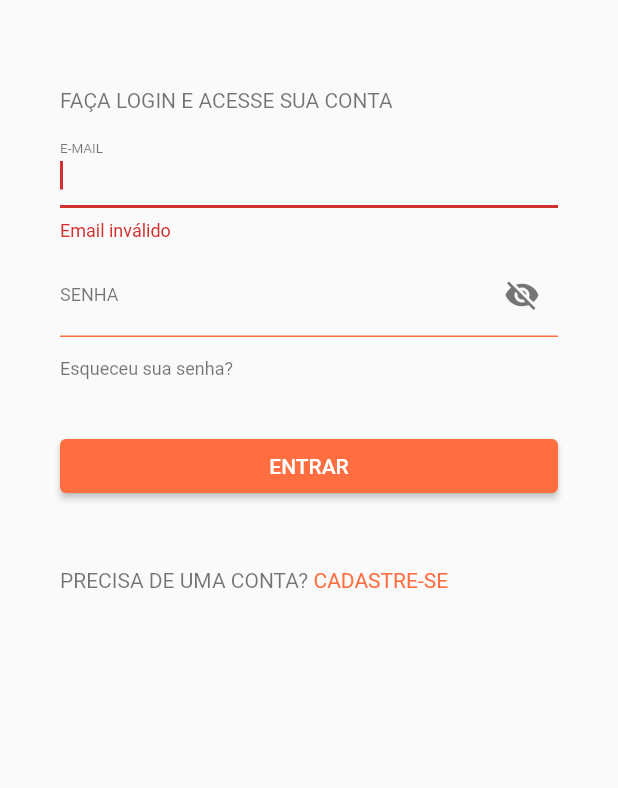
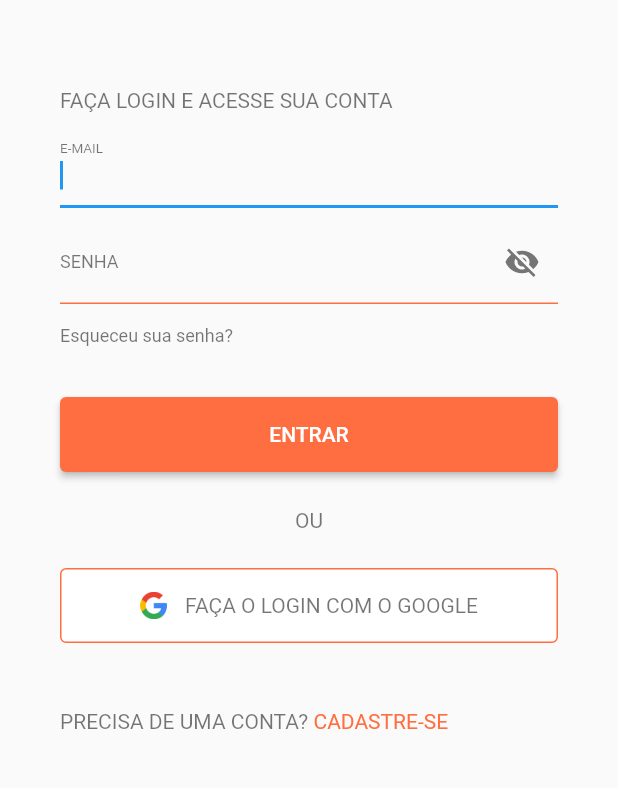
Before and after one commit to figueiredocamila/share-app, a Flutter app: the screen it shows after launch, after a tap on "ENTRAR", on a phone screen of 412 x 824 dp, the part 227-1015 px from its top. Run offline on Flutter 3.47's test engine with Material 2 defaults, Android fonts, the phone set to English and light mode, and no system bars; our stand-ins replace email_validator, firebase_auth, firebase_core, google_sign_in, validators; missing offline and left inert: cpf_cnpj_validator; accounts and stored records are empty.

Commit message:
feat: create sign in service

```diff
--- a/lib/main.dart
+++ b/lib/main.dart
@@ -1,6 +1,5 @@
 import 'dart:async';
 
-import 'package:firebase_auth/firebase_auth.dart';
 import 'package:firebase_core/firebase_core.dart';
 import 'package:flutter/material.dart';
 import 'package:share_app/config/routes/app_routes.dart';
@@ -10,8 +9,6 @@ Future<void> main() async {
   WidgetsFlutterBinding.ensureInitialized();
   await Firebase.initializeApp();
 
-// Ideal time to initialize
-  await FirebaseAuth.instance.useAuthEmulator('localhost', 9099);
   String initialRoute = await InitialRoute().initialize();
 
   runApp(ShareApp(initialRoute: initialRoute));
--- a/lib/src/module/sign_in/index/controller/sign_in_controller.dart
+++ b/lib/src/module/sign_in/index/controller/sign_in_controller.dart
@@ -1,13 +1,89 @@
+import 'package:firebase_auth/firebase_auth.dart';
 import 'package:flutter/material.dart';
+import 'package:share_app/config/exceptions/auth_exceptions.dart';
+import 'package:share_app/src/module/dashboard/index/page/dashboard_page.dart';
 import 'package:share_app/src/module/sign_up/index/page/sign_up_page.dart';
+import 'package:google_sign_in/google_sign_in.dart';
 
 class SignInController {
   final TextEditingController emailController = TextEditingController();
   final TextEditingController passwordController = TextEditingController();
+  final FirebaseAuth _auth = FirebaseAuth.instance;
+  final AuthException authException = AuthException();
 
-  void signIn() {
-    print(emailController.text);
-    print(passwordController.text);
+  String helperText = '';
+
+  void dispose() {
+    emailController.dispose();
+    passwordController.dispose();
+  }
+
+  void setHelperText(String message) {
+    helperText = message;
+  }
+
+  void signInWithGoogle(context) async {
+    try {
+      final GoogleSignInAccount? googleUser = await GoogleSignIn().signIn();
+
+      final GoogleSignInAuthentication googleAuth =
+          await googleUser!.authentication;
+
+      final OAuthCredential credential = GoogleAuthProvider.credential(
+        accessToken: googleAuth.accessToken,
+        idToken: googleAuth.idToken,
+      );
+
+      UserCredential userCredential =
+          await _auth.signInWithCredential(credential);
+
+      if (userCredential.user != null) {
+        goToDashboardPage(context);
+      }
+    } catch (e) {
+      print(e);
+    }
+  }
+
+  void signInWithEmailAndPassword(context) async {
+    try {
+      UserCredential userCredential = await _auth.signInWithEmailAndPassword(
+        email: emailController.text,
+        password: passwordController.text,
+      );
+
+      if (userCredential.user != null) {
+        goToDashboardPage(context);
+      }
+    } on FirebaseAuthException catch (e) {
+      if (e.code == 'user-not-found') {
+        setHelperText(authException.userNotFound());
+      } else if (e.code == 'wrong-password') {
+        setHelperText(authException.wrongPassword());
+      }
+    }
+  }
+
+  void signIn(BuildContext context) async {
+    User? user = _auth.currentUser;
+
+    if (user != null) {
+      print(user.providerData[0].providerId);
+      if (user.providerData.length == 1 &&
+          user.providerData[0].providerId == 'google.com') {
+        signInWithGoogle(context);
+      } else if (user.providerData.length == 1 &&
+          user.providerData[0].providerId == 'password') {
+        signInWithEmailAndPassword(context);
+      }
+    } else {
+      setHelperText(authException.unableSignIn());
+    }
+  }
+
+  void goToDashboardPage(BuildContext context) {
+    Navigator.push(context,
+        MaterialPageRoute(builder: (context) => const DashboardPage()));
   }
 
   void goToSignUpPage(BuildContext context) {
@@ -19,10 +95,25 @@ class SignInController {
     );
   }
 
-  void resetPassword() {}
+  void isLoggedIn() {
+    try {
+      if (_auth.currentUser != null) {
+        print('User is signed in!');
+      } else {
+        print('User is signed out!');
+      }
+    } catch (e) {
+      print(e);
+    } finally {
+      dispose();
+    }
+  }
 
-  void dispose() {
-    emailController.dispose();
-    passwordController.dispose();
+  void signOut() async {
+    await FirebaseAuth.instance.signOut();
+  }
+
+  void resetPassword() {
+    FirebaseAuth.instance.sendPasswordResetEmail(email: emailController.text);
   }
 }
--- a/lib/src/module/sign_in/index/page/sign_in_page.dart
+++ b/lib/src/module/sign_in/index/page/sign_in_page.dart
@@ -4,6 +4,7 @@ import 'package:flutter/gestures.dart';
 import 'package:flutter/material.dart';
 import 'package:share_app/config/routes/app_routes.dart';
 import 'package:share_app/src/module/sign_in/index/controller/sign_in_controller.dart';
+import 'package:share_app/src/shared/widgets/button_google_login.dart';
 import 'package:share_app/src/shared/widgets/text_field_email.dart';
 import 'package:share_app/src/shared/widgets/text_field_password.dart';
 
@@ -73,7 +74,8 @@ class _SignInPageState extends State<SignInPage> {
                     style: TextStyle(fontSize: 14.0, color: Colors.black54))
               ]),
               SizedBox(height: 8),
-              TextFieldEmail(controller: signInController.emailController),
+              TextFieldEmail(
+                  controller: signInController.emailController, helperText: ''),
               SizedBox(height: 8),
               TextFieldPassword(
                   controller: signInController.passwordController),
@@ -87,16 +89,27 @@ class _SignInPageState extends State<SignInPage> {
               ]),
               SizedBox(height: 34),
               SizedBox(
+                height: 50,
                 width: double.infinity,
                 child: ElevatedButton(
                   onPressed: () {
-                    signInController.signIn();
+                    signInController.signIn(context);
                   },
                   style: ButtonStyle(
                       backgroundColor: MaterialStateProperty.all<Color>(
                           Colors.deepOrangeAccent)),
                   child: Text('ENTRAR'),
                 ),
+              ),
+              SizedBox(height: 24),
+              Text('OU',
+                  textAlign: TextAlign.left,
+                  style: TextStyle(fontSize: 14.0, color: Colors.black54)),
+              SizedBox(height: 24),
+              GoogleSignInButton(
+                onPressed: () {
+                  signInController.signInWithGoogle(context);
+                },
               ),
               SizedBox(height: 44),
               Row(children: [
--- /dev/null
+++ b/lib/src/shared/widgets/button_google_login.dart
@@ -0,0 +1,63 @@
+import 'package:flutter/material.dart';
+
+class GoogleSignInButton extends StatefulWidget {
+  final VoidCallback onPressed;
+
+  const GoogleSignInButton({super.key, required this.onPressed});
+
+  @override
+  State<GoogleSignInButton> createState() => _GoogleSignInButtonState();
+}
+
+class _GoogleSignInButtonState extends State<GoogleSignInButton> {
+  @override
+  void initState() {
+    super.initState();
+  }
+
+  @override
+  void dispose() {
+    super.dispose();
+  }
+
+  @override
+  Widget build(BuildContext context) {
+    return InkWell(
+      onTap: widget.onPressed,
+      child: Container(
+        height: 50,
+        decoration: const BoxDecoration(
+          color: Colors.white,
+          border: Border(
+            top: BorderSide(width: 1.0, color: Colors.deepOrangeAccent),
+            left: BorderSide(width: 1.0, color: Colors.deepOrangeAccent),
+            right: BorderSide(width: 1.0, color: Colors.deepOrangeAccent),
+            bottom: BorderSide(width: 1.0, color: Colors.deepOrangeAccent),
+          ),
+          borderRadius: BorderRadius.all(Radius.circular(4.0)),
+        ),
+        child: Stack(
+          alignment: Alignment.center,
+          children: [
+            Row(
+              mainAxisAlignment: MainAxisAlignment.center,
+              children: const [
+                Image(
+                  image: AssetImage('assets/images/google.png'),
+                  height: 18.0,
+                  width: 18.0,
+                ),
+                SizedBox(width: 12.0),
+                Text(
+                  'FAÇA O LOGIN COM O GOOGLE',
+                  textAlign: TextAlign.left,
+                  style: TextStyle(fontSize: 14.0, color: Colors.black54),
+                )
+              ],
+            ),
+          ],
+        ),
+      ),
+    );
+  }
+}
--- a/lib/src/shared/widgets/text_field_cpf.dart
+++ b/lib/src/shared/widgets/text_field_cpf.dart
@@ -30,7 +30,7 @@ class _TextFieldCPFState extends State<TextFieldCPF> {
 
   @override
   Widget build(BuildContext context) {
-    return TextField(
+    return TextFormField(
       controller: widget.controller,
       keyboardType: TextInputType.number,
       inputFormatters: [FilteringTextInputFormatter.digitsOnly],
--- a/lib/src/shared/widgets/text_field_email.dart
+++ b/lib/src/shared/widgets/text_field_email.dart
@@ -1,18 +1,19 @@
 import 'package:flutter/material.dart';
 import 'package:email_validator/email_validator.dart';
+import 'package:validators/validators.dart';
 
 class TextFieldEmail extends StatefulWidget {
   final TextEditingController controller;
+  final String helperText;
 
-  const TextFieldEmail({super.key, required this.controller});
+  const TextFieldEmail(
+      {super.key, required this.controller, required this.helperText});
 
   @override
   State<TextFieldEmail> createState() => _TextFieldEmailState();
 }
 
 class _TextFieldEmailState extends State<TextFieldEmail> {
-  bool _isEmailValid = false;
-
   @override
   void initState() {
     super.initState();
@@ -23,29 +24,36 @@ class _TextFieldEmailState extends State<TextFieldEmail> {
     super.dispose();
   }
 
-  void _onChange() {
-    setState(() {
-      _isEmailValid = EmailValidator.validate(widget.controller.text);
-    });
-  }
-
   @override
   Widget build(BuildContext context) {
-    return TextField(
+    return TextFormField(
       autofocus: true,
       controller: widget.controller,
       keyboardType: TextInputType.emailAddress,
       textInputAction: TextInputAction.next,
-      decoration: InputDecoration(
+      validator: (value) {
+        if (isNull(value) || value!.isEmpty) {
+          return 'Este campo é obrigatório';
+        }
+        if (!EmailValidator.validate(value)) {
+          return 'Digite um e-mail válido';
+        }
+        if (value.length > 50) {
+          return 'Este campo deve ter no máximo 50 caracteres';
+        }
+        if (widget.helperText.isNotEmpty) {
+          return widget.helperText;
+        }
+        return null;
+      },
+      decoration: const InputDecoration(
         labelText: 'E-MAIL',
-        labelStyle: const TextStyle(fontSize: 12.0, color: Colors.black54),
-        enabledBorder: const UnderlineInputBorder(
+        labelStyle: TextStyle(fontSize: 12.0, color: Colors.black54),
+        enabledBorder: UnderlineInputBorder(
             borderSide: BorderSide(
           color: Colors.deepOrangeAccent,
         )),
-        errorText: _isEmailValid ? null : 'Email inválido',
       ),
-      onChanged: (value) => _onChange(),
     );
   }
 }
--- a/lib/src/shared/widgets/text_field_password.dart
+++ b/lib/src/shared/widgets/text_field_password.dart
@@ -1,4 +1,5 @@
 import 'package:flutter/material.dart';
+import 'package:validators/validators.dart';
 
 class TextFieldPassword extends StatefulWidget {
   final TextEditingController controller;
@@ -17,9 +18,18 @@ class _TextFieldPasswordState extends State<TextFieldPassword> {
 
   @override
   Widget build(BuildContext context) {
-    return TextField(
+    return TextFormField(
       controller: widget.controller,
       obscureText: _obscureText,
+      validator: (value) {
+        if (isNull(value) || value!.isEmpty) {
+          return 'Este campo é obrigatório';
+        }
+        if (value.length < 8) {
+          return 'A senha deve possuir pelo menos 8 caracteres';
+        }
+        return null;
+      },
       decoration: InputDecoration(
           labelText: 'SENHA',
           suffixIcon: IconButton(
--- a/pubspec.yaml
+++ b/pubspec.yaml
@@ -40,6 +40,7 @@ dependencies:
   firebase_auth: ^4.4.2
   firebase_core: ^2.10.0
   validators: ^3.0.0
+  google_sign_in: ^6.1.0
 
 dev_dependencies:
   build_runner: ^2.1.5
@@ -65,9 +66,8 @@ flutter:
   uses-material-design: true
 
   # To add assets to your application, add an assets section, like this:
-  # assets:
-  #   - images/a_dot_burr.jpeg
-  #   - images/a_dot_ham.jpeg
+  assets:
+    - assets/images/google.png
 
   # An image asset can refer to one or more resolution-specific "variants", see
   # https://flutter.dev/assets-and-images/#resolution-aware
```
Also changed, not shown: lib/config/exceptions/auth_exceptions.dart (added, +25 -0 lines), lib/src/module/sign_up/index/controller/sign_up_controller.dart (+5 -2 lines), lib/src/shared/widgets/text_field_name.dart (+15 -1 lines), assets/images/google.png (added), pubspec.lock, 2 other files.
